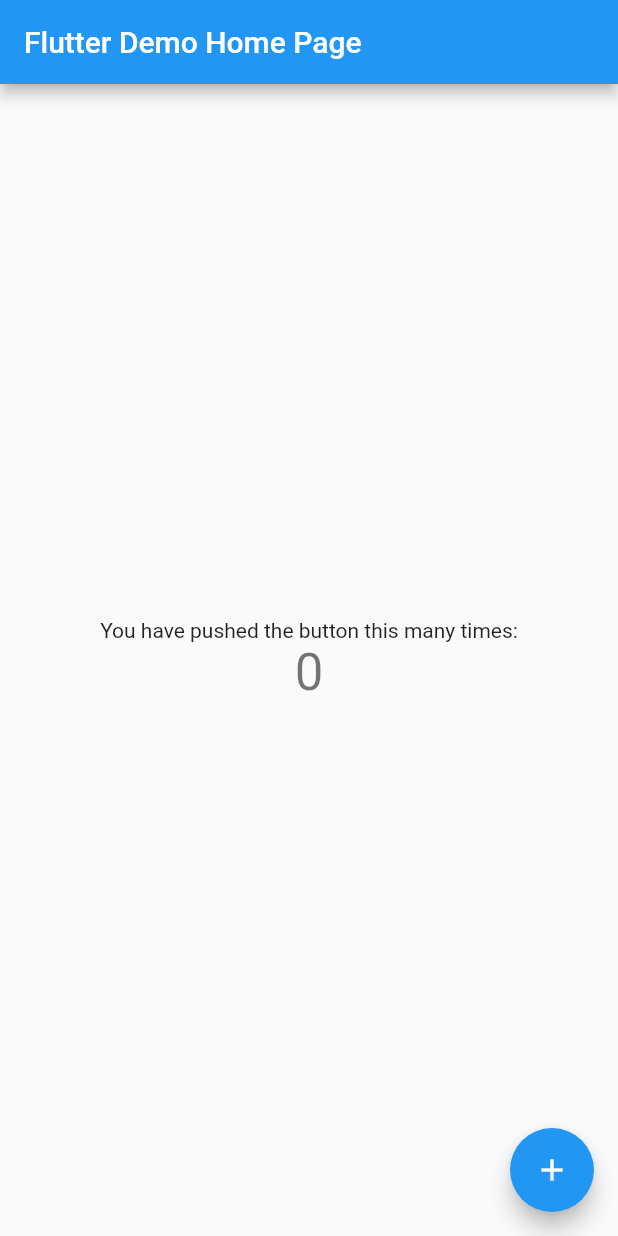
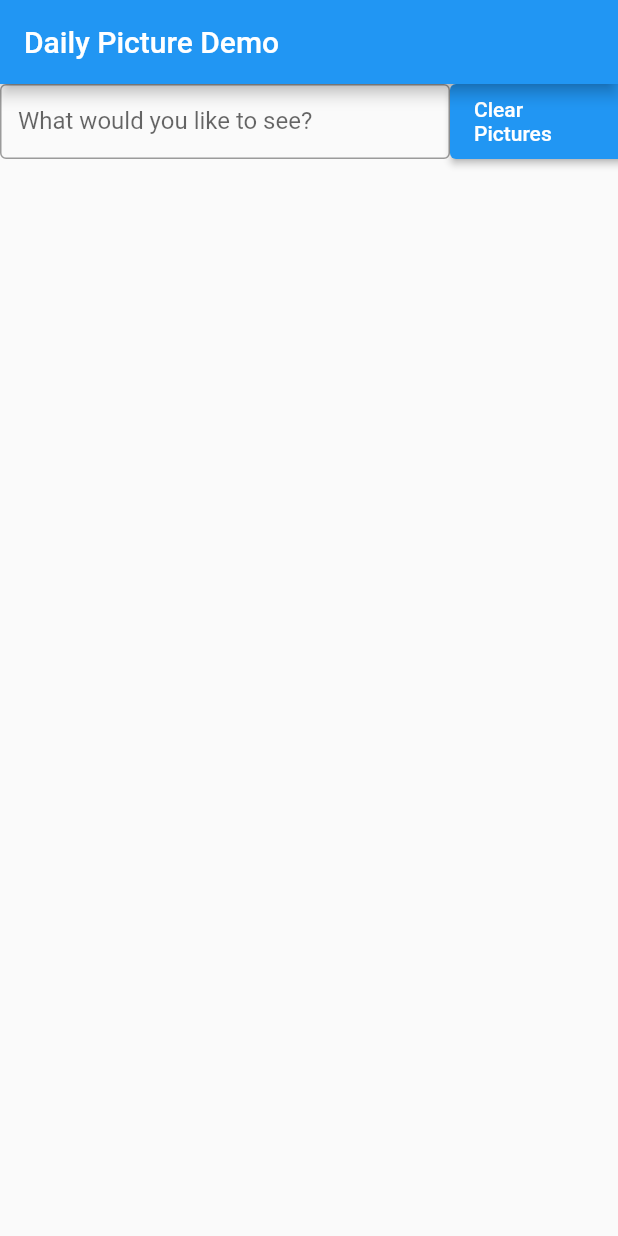
Before and after one commit to xiaoluo2/web_project, a Flutter app: the screen it shows after launch, on a phone screen of 412 x 824 dp. Run offline on Flutter 3.47's test engine with Material 2 defaults, Android fonts, the phone set to English and light mode, and no system bars; our stand-ins replace cached_network_image, dio.

Commit message:
demo is functional

```diff
--- /dev/null
+++ b/flutter_app/lib/api.dart
@@ -0,0 +1,43 @@
+
+import 'package:dio/dio.dart';
+import 'dart:convert';
+
+class DailyPictureAPI {
+  BaseOptions options = BaseOptions(
+      baseUrl: 'https://api.dailypicture.xyz',
+    );
+
+  Dio dio = Dio();
+
+  DailyPictureAPI() {
+    dio = Dio(options);
+  }
+
+  //call pull image api and return thumbnail and image url
+  Future<Map<String, dynamic>> pullImage(String query) async {
+      Response response;
+
+      const url = '/pull_image';
+      final body = {"query": query};
+      try {
+        response = await dio.post(
+          url,
+          data: body,
+          options: Options(
+            headers: {
+              Headers.contentTypeHeader: "application/json",
+              },
+          ),
+          );
+      } on DioError catch(e, st){
+        print(e);
+        print(st);
+      }
+      Map<String, dynamic> imageUrls;
+      imageUrls = json.decode(response.data);
+      print(imageUrls);
+      return imageUrls;
+
+  }
+
+}
--- a/flutter_app/lib/main.dart
+++ b/flutter_app/lib/main.dart
@@ -1,43 +1,30 @@
+import 'dart:async';
 import 'package:flutter/material.dart';
+import 'models.dart';
+import 'api.dart';
 
 void main() {
   runApp(MyApp());
 }
 
 class MyApp extends StatelessWidget {
-  // This widget is the root of your application.
   @override
   Widget build(BuildContext context) {
     return MaterialApp(
-      title: 'Flutter Demo',
+      title: 'Daily Picture',
       theme: ThemeData(
-        // This is the theme of your application.
-        //
-        // Try running your application with "flutter run". You'll see the
-        // application has a blue toolbar. Then, without quitting the app, try
-        // changing the primarySwatch below to Colors.green and then invoke
-        // "hot reload" (press "r" in the console where you ran "flutter run",
-        // or simply save your changes to "hot reload" in a Flutter IDE).
-        // Notice that the counter didn't reset back to zero; the application
-        // is not restarted.
         primarySwatch: Colors.blue,
       ),
-      home: MyHomePage(title: 'Flutter Demo Home Page'),
+      home: MyHomePage(
+        title: 'Daily Picture Demo',
+        key: UniqueKey(),
+      ),
     );
   }
 }
 
 class MyHomePage extends StatefulWidget {
   MyHomePage({Key key, this.title}) : super(key: key);
-
-  // This widget is the home page of your application. It is stateful, meaning
-  // that it has a State object (defined below) that contains fields that affect
-  // how it looks.
-
-  // This class is the configuration for the state. It holds the values (in this
-  // case the title) provided by the parent (in this case the App widget) and
-  // used by the build method of the State. Fields in a Widget subclass are
-  // always marked "final".
 
   final String title;
 
@@ -46,68 +33,112 @@
 }
 
 class _MyHomePageState extends State<MyHomePage> {
-  int _counter = 0;
+  DailyPictureAPI _api;
+  StreamController<List<Map<String, dynamic>>> _controller;
+  Stream<List<Map<String, dynamic>>> _stream;
+  List<Map<String, dynamic>> _data;
 
-  void _incrementCounter() {
-    setState(() {
-      // This call to setState tells the Flutter framework that something has
-      // changed in this State, which causes it to rerun the build method below
-      // so that the display can reflect the updated values. If we changed
-      // _counter without calling setState(), then the build method would not be
-      // called again, and so nothing would appear to happen.
-      _counter++;
+  final TextEditingController _textEditingController = TextEditingController();
+  bool _showSendButton = false;
+
+  @override
+  void initState() {
+    _api = DailyPictureAPI();
+    _data = [];
+    _controller = StreamController<List<Map<String, dynamic>>>();
+    _stream = _controller.stream;
+    _textEditingController.addListener(() {
+      setState(() {
+        _showSendButton = _textEditingController.text.length > 0;
+      });
     });
+    super.initState();
+  }
+
+  void _addPicture(query) async {
+    var response = await _api.pullImage(query);
+    // var response = {'url': 'http://images.dailypicture.xyz/f2d168293fed0e1a9599e4899.jpeg', 'thumbnail': 'http://images.dailypicture.xyz/f2d168293fed0e1a9599e4899.jpeg'};
+    _data.add(response);
+    _controller.add(_data);
+  }
+
+  void _clearPictures() {
+    _data.clear();
+    _controller.add(_data);
+  }
+
+  GridView _pictureGrid(List<Map<String, dynamic>> data){
+    List<Picture> list;
+    list = _data.map((json) => Picture.fromJSON(json)).toList();
+    return GridView.count(
+      crossAxisCount: 5,
+      children: list,
+      );
+  }
+
+  Widget _getSendButton(){
+    if (_showSendButton) {
+      return IconButton(
+        icon: Icon(Icons.add_photo_alternate),
+        onPressed: () => {
+          _addPicture(_textEditingController.text)
+        },
+      );
+    } else {
+      return null;
+    }
   }
 
   @override
   Widget build(BuildContext context) {
-    // This method is rerun every time setState is called, for instance as done
-    // by the _incrementCounter method above.
-    //
-    // The Flutter framework has been optimized to make rerunning build methods
-    // fast, so that you can just rebuild anything that needs updating rather
-    // than having to individually change instances of widgets.
     return Scaffold(
       appBar: AppBar(
-        // Here we take the value from the MyHomePage object that was created by
-        // the App.build method, and use it to set our appbar title.
         title: Text(widget.title),
       ),
-      body: Center(
-        // Center is a layout widget. It takes a single child and positions it
-        // in the middle of the parent.
-        child: Column(
-          // Column is also a layout widget. It takes a list of children and
-          // arranges them vertically. By default, it sizes itself to fit its
-          // children horizontally, and tries to be as tall as its parent.
-          //
-          // Invoke "debug painting" (press "p" in the console, choose the
-          // "Toggle Debug Paint" action from the Flutter Inspector in Android
-          // Studio, or the "Toggle Debug Paint" command in Visual Studio Code)
-          // to see the wireframe for each widget.
-          //
-          // Column has various properties to control how it sizes itself and
-          // how it positions its children. Here we use mainAxisAlignment to
-          // center the children vertically; the main axis here is the vertical
-          // axis because Columns are vertical (the cross axis would be
-          // horizontal).
-          mainAxisAlignment: MainAxisAlignment.center,
-          children: <Widget>[
-            Text(
-              'You have pushed the button this many times:',
+      body: Column(
+          mainAxisAlignment: MainAxisAlignment.start,
+          crossAxisAlignment: CrossAxisAlignment.start,
+          children: [
+            Row(
+            children: [Container(
+              height: 50,
+              width: 300,
+              child: TextField(
+                controller: _textEditingController,
+                decoration: InputDecoration(
+                  border: OutlineInputBorder(),
+                  labelText: 'What would you like to see?',
+                  floatingLabelBehavior: FloatingLabelBehavior.never,
+                  suffixIcon: _getSendButton(),
+                ),
+              ),
             ),
-            Text(
-              '$_counter',
-              style: Theme.of(context).textTheme.headline4,
+            Container(
+              height: 50,
+              width: 120,
+              child: ElevatedButton(
+                child: Text('Clear Pictures'),
+                onPressed: () => _clearPictures(),
+              ),
+            ),]
             ),
-          ],
-        ),
-      ),
-      floatingActionButton: FloatingActionButton(
-        onPressed: _incrementCounter,
-        tooltip: 'Increment',
-        child: Icon(Icons.add),
-      ), // This trailing comma makes auto-formatting nicer for build methods.
+            Expanded(
+              child: StreamBuilder<List<Map<String, dynamic>>>(
+                initialData: _data,
+                stream: _stream,
+                builder: (BuildContext context, AsyncSnapshot<List<Map<String, dynamic>>> snapshot) {
+                  if (snapshot.hasError) {
+                    return Icon(Icons.error);
+                  }
+                  if (snapshot.hasData) {
+                    return _pictureGrid(snapshot.data);
+                  } else {
+                    return CircularProgressIndicator();
+                  }
+                },
+              ),
+            ),
+          ]),
     );
   }
 }
```
Also changed, not shown: flutter_app/lib/models.dart (added, +43 -0 lines), flutter_app/pubspec.yaml (+4 -3 lines), flutter_app/pubspec.lock, 2 other files.
